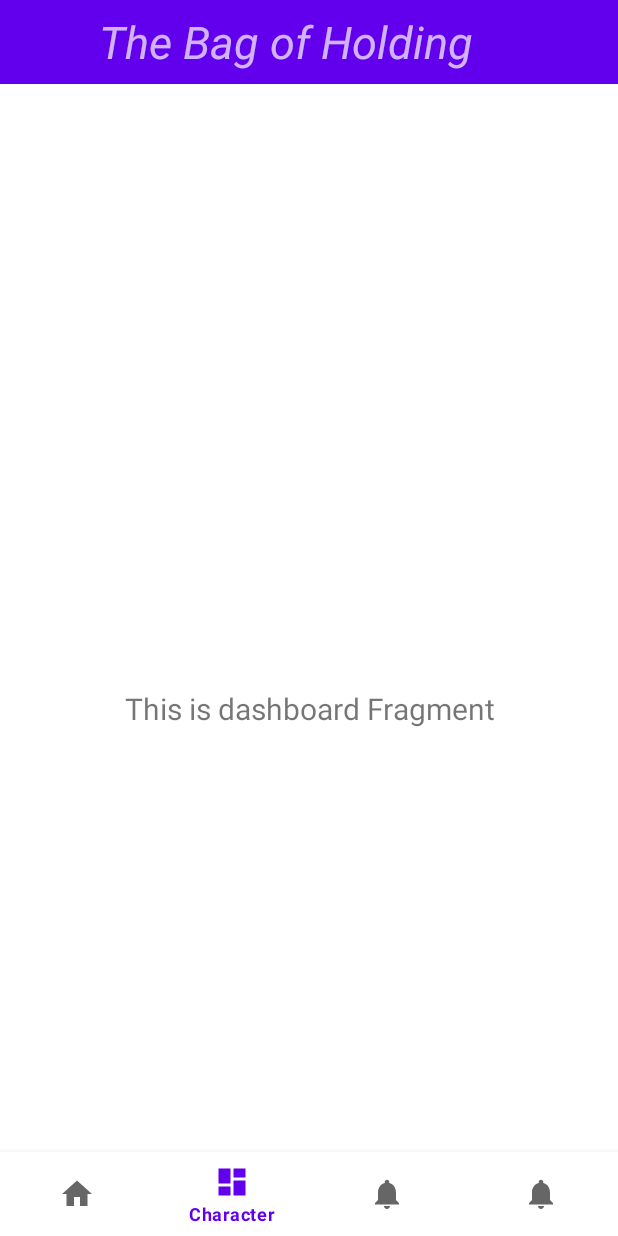
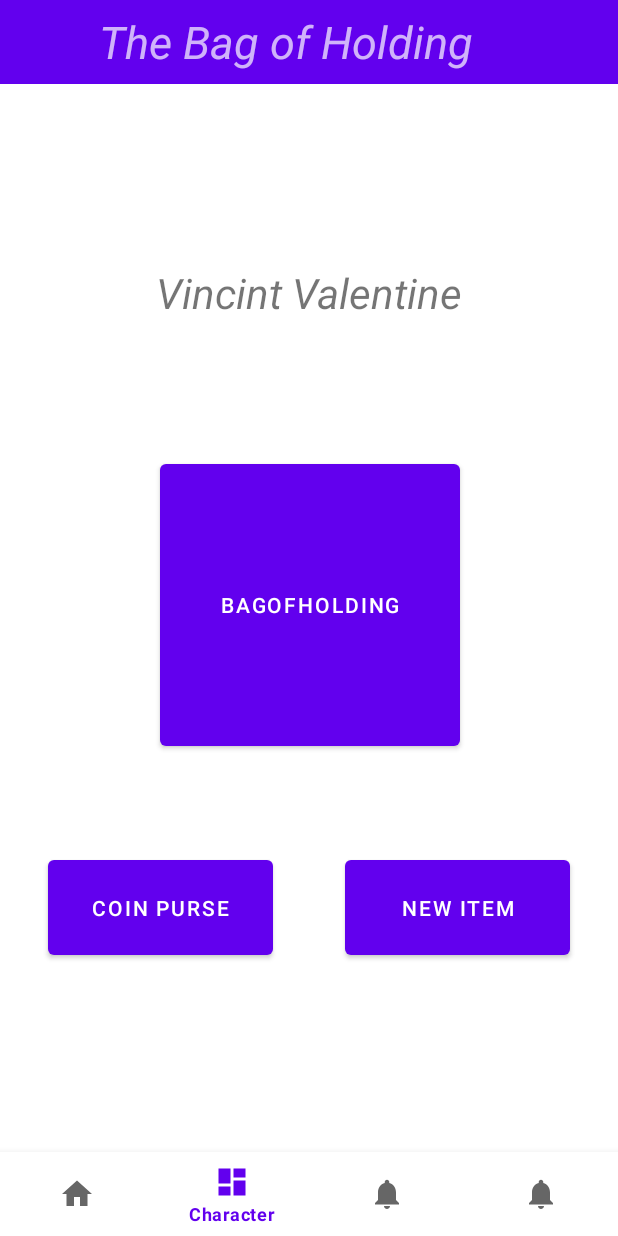
Before and after one commit to Eli-Gustilo-Software/Bag-of-Holding, an Android app: the DashboardFragment screen opened through its navigation route, on a phone screen of 412 x 824 dp. Run offline under Robolectric (Android 15) with nearby library versions, the phone set to English and light mode, and no system bars; our stand-ins replace navigation-ui.

Commit message:
first layout

```diff
--- a/app/src/main/java/com/example/thebagofholding/ui/dashboard/DashboardFragment.kt
+++ b/app/src/main/java/com/example/thebagofholding/ui/dashboard/DashboardFragment.kt
@@ -19,13 +19,14 @@ class DashboardFragment : Fragment() {
             container: ViewGroup?,
             savedInstanceState: Bundle?
     ): View? {
-        dashboardViewModel =
-                ViewModelProvider(this).get(DashboardViewModel::class.java)
+
         val root = inflater.inflate(R.layout.fragment_character, container, false)
-        val textView: TextView = root.findViewById(R.id.text_dashboard)
-        dashboardViewModel.text.observe(viewLifecycleOwner, Observer {
-            textView.text = it
-        })
+
+//        dashboardViewModel =
+//                ViewModelProvider(this).get(DashboardViewModel::class.java)
+//        dashboardViewModel.text.observe(viewLifecycleOwner, Observer {
+//            textView.text = it
+//        })
         return root
     }
 }
--- a/app/src/main/res/layout/fragment_character.xml
+++ b/app/src/main/res/layout/fragment_character.xml
@@ -7,16 +7,53 @@
     tools:context=".ui.dashboard.DashboardFragment">
 
     <TextView
-        android:id="@+id/text_dashboard"
-        android:layout_width="match_parent"
+        android:id="@+id/character_name_textview"
+        android:layout_width="wrap_content"
         android:layout_height="wrap_content"
-        android:layout_marginStart="8dp"
-        android:layout_marginTop="8dp"
-        android:layout_marginEnd="8dp"
-        android:textAlignment="center"
-        android:textSize="20sp"
-        app:layout_constraintBottom_toBottomOf="parent"
+        android:layout_marginTop="64dp"
+        android:text="Vincint Valentine"
+        android:textSize="28sp"
+        android:textStyle="italic"
         app:layout_constraintEnd_toEndOf="parent"
         app:layout_constraintStart_toStartOf="parent"
         app:layout_constraintTop_toTopOf="parent" />
+
+    <androidx.constraintlayout.widget.Guideline
+        android:id="@+id/guideline3"
+        android:layout_width="wrap_content"
+        android:layout_height="wrap_content"
+        android:orientation="horizontal"
+        app:layout_constraintGuide_percent="0.55"
+        />
+
+    <Button
+        android:id="@+id/character_main_bag_button"
+        android:layout_width="200dp"
+        android:layout_height="200dp"
+        android:text="BagOfHolding"
+        app:layout_constraintBottom_toTopOf="@+id/guideline3"
+        app:layout_constraintEnd_toEndOf="@+id/character_name_textview"
+        app:layout_constraintStart_toStartOf="@+id/character_name_textview" />
+
+    <Button
+        android:id="@+id/character_coin_purse_button"
+        android:layout_width="150dp"
+        android:layout_height="75dp"
+        android:layout_marginStart="32dp"
+        android:layout_marginTop="64dp"
+        android:text="Coin Purse"
+        app:layout_constraintStart_toStartOf="parent"
+        app:layout_constraintTop_toTopOf="@+id/guideline3" />
+
+    <Button
+        android:id="@+id/charcater_new_item_button"
+        android:layout_width="150dp"
+        android:layout_height="75dp"
+        android:layout_marginTop="64dp"
+        android:layout_marginEnd="32dp"
+        android:text="New Item"
+        app:layout_constraintEnd_toEndOf="parent"
+        app:layout_constraintTop_toTopOf="@+id/guideline3" />
+
+
 </androidx.constraintlayout.widget.ConstraintLayout>
```
